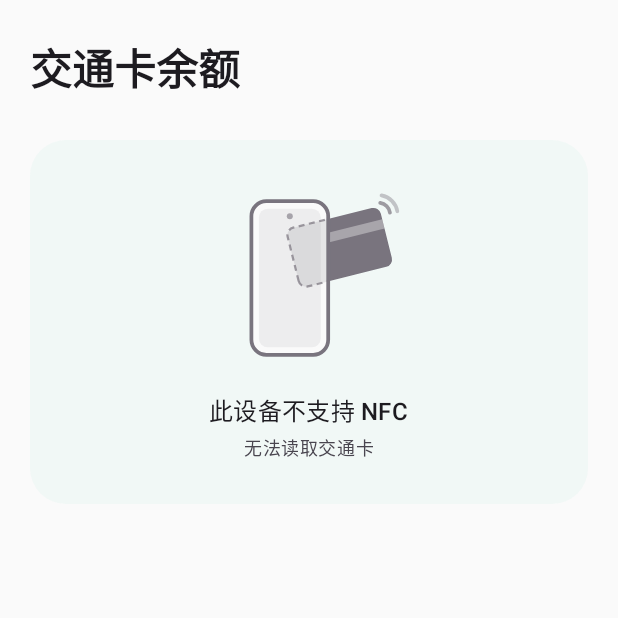
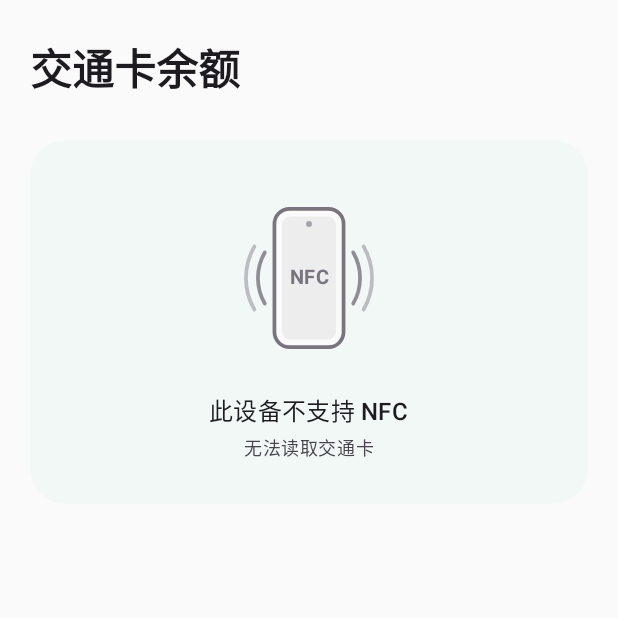
Before and after one commit to SodiumNya/pitto, an Android app built with Jetpack Compose: the screen it shows after launch (MainActivity), on a phone screen of 412 x 824 dp, the top half of it. Run offline under Robolectric (Android 15) with nearby library versions, the phone set to English and light mode, and no system bars; network calls fail.

Commit message:
Tap hint: centered phone with NFC label and waves on both sides
Replace the card-behind-phone drawing with a simpler mark: phone front,
NFC on the screen, two arcs on each side. Static when idle; ripples
from the phone only while reading.

Co-Authored-By: Claude Opus 5.5 <noreply@anthropic.com>

```diff
--- a/app/src/main/java/app/jpcard/reader/ui/Common.kt
+++ b/app/src/main/java/app/jpcard/reader/ui/Common.kt
@@ -45,23 +45,14 @@ import androidx.compose.ui.geometry.Size
 import androidx.compose.ui.graphics.Color
 import androidx.compose.ui.graphics.StrokeCap
 import androidx.compose.ui.graphics.drawscope.Stroke
-import androidx.compose.ui.graphics.drawscope.rotate
-import androidx.compose.ui.graphics.drawscope.clipPath
-import androidx.compose.ui.graphics.Path
-import androidx.compose.ui.graphics.PathEffect
-import androidx.compose.ui.geometry.Rect
-import androidx.compose.ui.geometry.RoundRect
 import androidx.compose.ui.graphics.graphicsLayer
 import androidx.compose.ui.unit.dp
-
-/** 卡片在提示图里的中心位置（相对画布宽高），波纹也从这里扩散。 */
-private const val CARD_CX = 0.66f
-private const val CARD_CY = 0.34f
+import androidx.compose.ui.text.font.FontWeight
+import androidx.compose.ui.unit.sp
 
 /**
- * 贴卡提示图：手机正面 + 一张藏在手机背后、从右侧露出一截的卡片 + 感应弧线，
- * 一眼看出“把卡贴在手机背面”。
- * 平时完全静止，不让人误以为一直在读取；只有正在读卡时卡片处出现扩散波纹；读取失败时左右抖一下。
+ * 贴卡提示图：手机正面（屏幕上写着 NFC）+ 左右两组感应波纹。
+ * 平时完全静止，不让人误以为一直在读取；只有正在读卡时从手机向外扩散波纹；读取失败时左右抖一下。
  */
 @Composable
 fun TapHint(reading: Boolean, enabled: Boolean, errorTick: Int, modifier: Modifier = Modifier) {
@@ -75,32 +66,19 @@ fun TapHint(reading: Boolean, enabled: Boolean, errorTick: Int, modifier: Modifi
         for (x in listOf(10f, -8f, 6f, -4f, 0f)) shake.animateTo(x, tween(50))
     }
 
-    Box(modifier.size(128.dp).graphicsLayer { translationX = shake.value.dp.toPx() }) {
+    Box(
+        modifier.size(128.dp).graphicsLayer { translationX = shake.value.dp.toPx() },
+        contentAlignment = Alignment.Center,
+    ) {
         if (reading) Ripples(base)
         Canvas(Modifier.size(128.dp)) {
             val w = size.width
             val h = size.height
             val line = 2.5.dp.toPx()
 
-            // 先画卡片：它在手机背后，只从右侧露出一截
-            val cardW = w * 0.50f
-            val cardH = cardW / 1.586f
-            val center = Offset(w * CARD_CX, h * CARD_CY)
-            rotate(-14f, pivot = center) {
-                val topLeft = center - Offset(cardW / 2, cardH / 2)
-                val corner = CornerRadius(5.dp.toPx())
-                drawRoundRect(color, topLeft, Size(cardW, cardH), corner)
-                // 卡面上的一道浅色条纹，像真卡
-                drawRect(
-                    Color.White.copy(alpha = 0.35f),
-                    topLeft + Offset(0f, cardH * 0.22f),
-                    Size(cardW, cardH * 0.16f),
-                )
-            }
-
-            // 再画手机正面，盖住卡片的一部分
-            val phoneTopLeft = Offset(w * 0.20f, h * 0.10f)
-            val phoneSize = Size(w * 0.40f, h * 0.80f)
+            // 手机正面，居中
+            val phoneSize = Size(w * 0.36f, h * 0.72f)
+            val phoneTopLeft = Offset((w - phoneSize.width) / 2, (h - phoneSize.height) / 2)
             val phoneCorner = CornerRadius(10.dp.toPx())
             drawRoundRect(surface, phoneTopLeft, phoneSize, phoneCorner)
             drawRoundRect(color, phoneTopLeft, phoneSize, phoneCorner, style = Stroke(line))
@@ -119,41 +97,32 @@ fun TapHint(reading: Boolean, enabled: Boolean, errorTick: Int, modifier: Modifi
                 center = phoneTopLeft + Offset(phoneSize.width / 2, inset + 5.dp.toPx()),
             )
 
-            // 透视：被手机挡住的那部分卡片，用半透明 + 虚线轮廓“透”出来
-            val phoneClip = Path().apply { addRoundRect(RoundRect(Rect(phoneTopLeft, phoneSize), phoneCorner)) }
-            clipPath(phoneClip) {
-                rotate(-14f, pivot = center) {
-                    val topLeft = center - Offset(cardW / 2, cardH / 2)
-                    val corner = CornerRadius(5.dp.toPx())
-                    drawRoundRect(color.copy(alpha = 0.16f), topLeft, Size(cardW, cardH), corner)
-                    drawRoundRect(
-                        color.copy(alpha = 0.7f),
-                        topLeft,
-                        Size(cardW, cardH),
-                        corner,
-                        style = Stroke(
-                            width = 1.5.dp.toPx(),
-                            pathEffect = PathEffect.dashPathEffect(floatArrayOf(4.dp.toPx(), 3.dp.toPx())),
-                        ),
+            // 左右两组感应波纹，以手机中心为圆心
+            val c = Offset(w / 2, h / 2)
+            for (i in 0..1) {
+                val r = phoneSize.width / 2 + (11 + i * 8).dp.toPx()
+                val alpha = 0.8f - i * 0.35f
+                for (start in listOf(-30f, 150f)) {
+                    drawArc(
+                        color = color.copy(alpha = alpha),
+                        startAngle = start,
+                        sweepAngle = 60f,
+                        useCenter = false,
+                        topLeft = c - Offset(r, r),
+                        size = Size(r * 2, r * 2),
+                        style = Stroke(width = line, cap = StrokeCap.Round),
                     )
                 }
             }
-
-            // 感应弧线：露出的卡片右上方
-            val arcCenter = Offset(w * 0.86f, h * 0.17f)
-            for (i in 1..2) {
-                val r = (3 + i * 5).dp.toPx()
-                drawArc(
-                    color = color.copy(alpha = 1f - i * 0.3f),
-                    startAngle = -80f,
-                    sweepAngle = 70f,
-                    useCenter = false,
-                    topLeft = arcCenter - Offset(r, r),
-                    size = Size(r * 2, r * 2),
-                    style = Stroke(width = line, cap = StrokeCap.Round),
-                )
-            }
         }
+        // 屏幕上的 NFC 字样
+        Text(
+            "NFC",
+            color = color,
+            fontSize = 13.sp,
+            fontWeight = FontWeight.Bold,
+            letterSpacing = 1.sp,
+        )
     }
 }
 
@@ -166,12 +135,12 @@ private fun Ripples(color: Color) {
         label = "p",
     )
     Canvas(Modifier.size(128.dp)) {
-        val c = Offset(size.width * CARD_CX, size.height * CARD_CY)
+        val c = Offset(size.width / 2, size.height / 2)
         for (i in 0..1) {
             val f = (p + i * 0.5f) % 1f
             drawCircle(
                 color = color.copy(alpha = 0.4f * (1 - f)),
-                radius = size.minDimension * (0.22f + 0.22f * f),
+                radius = size.minDimension * (0.26f + 0.24f * f),
                 center = c,
                 style = Stroke(width = 3.dp.toPx()),
             )
```
